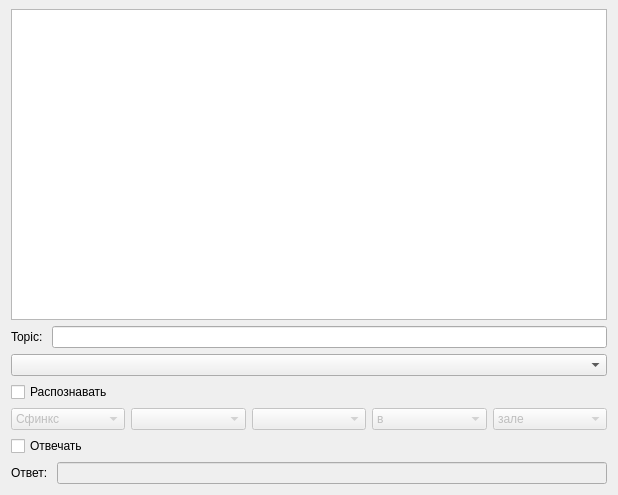
Above: adddevicedialog.ui from MrTrojan52/MERAGui before the change. Below: the same form after it.
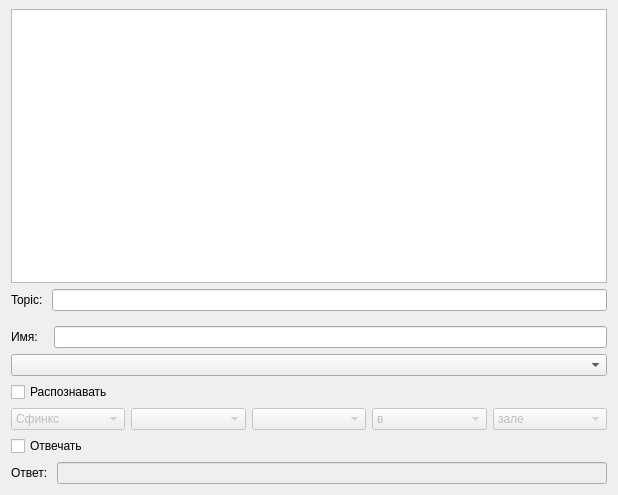
That is the form after the change. Custom widgets are drawn as their Qt base class.

Commit message: Added custom name for devices

```diff
--- a/adddevicedialog.ui
+++ b/adddevicedialog.ui
@@ -47,6 +47,23 @@
      </item>
     </layout>
    </item>
+   <item>
+    <layout class="QHBoxLayout" name="horizontalLayout_4">
+     <property name="topMargin">
+      <number>9</number>
+     </property>
+     <item>
+      <widget class="QLabel" name="lblname">
+       <property name="text">
+        <string>Имя:   </string>
+       </property>
+      </widget>
+     </item>
+     <item>
+      <widget class="QLineEdit" name="leName"/>
+     </item>
+    </layout>
+   </item>
    <item>
     <layout class="QHBoxLayout" name="horizontalLayout">
      <property name="topMargin">
```
The commit also changes 1 other file.
